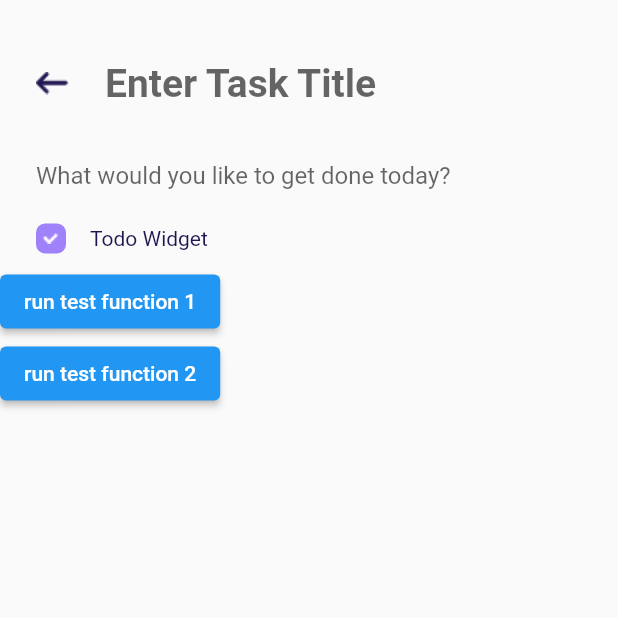
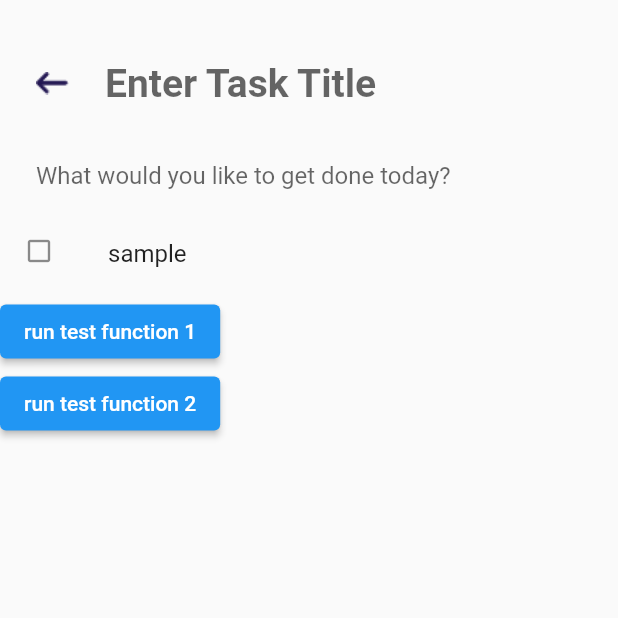
Before and after one commit to jmcquaw/HoneyDo, a Flutter app: the taskpage screen opened directly with empty values, on a phone screen of 412 x 824 dp, the top half of it. Run offline on Flutter 3.47's test engine with Material 2 defaults, Android fonts, the light colour scheme and no system bars.

Commit message:
Re-implemented widgets.dart using ListView and ListTile, added documentation to widgets.dart. Minimal changes to taskpage.dart to adjust to new requirements

```diff
--- a/lib/screens/taskpage.dart
+++ b/lib/screens/taskpage.dart
@@ -9,24 +9,12 @@ import '../service/honeyXML.dart';
 class taskpage extends StatefulWidget {
   taskpage(String passedID);
 
-
-
   @override
   _taskpageState createState() => _taskpageState();
 
 }
 
 class _taskpageState extends State<taskpage> {
-
-
-
-
-
-
-
-
-
-
 
   Widget build(BuildContext context) {
     return Scaffold(
@@ -78,7 +66,7 @@ class _taskpageState extends State<taskpage> {
                   )
                 ),
               ),
-              TodoWidget(),
+              TodoWidget(task: 'sample', isDone: false, onToggle: TaskToggler()),
 
               ElevatedButton(
                 onPressed: () {
--- a/lib/widgets.dart
+++ b/lib/widgets.dart
@@ -1,89 +1,91 @@
 import 'package:flutter/material.dart';
+import 'package:honeyDo/theme/custom_theme.dart';
 
+
+/// Displays all of the task on a given list.
 class TaskCardWidget extends StatelessWidget {
+  /// The unique id number of this object
+  final String id;
+  /// The user-chosen title
   final String? title;
+  /// The user-chosen description
   final String? desc;
-  TaskCardWidget({this.title, this.desc});
+  /// A list of every task belonging to this TaskCardWidget
+  final List<String> taskIds;
+
+  /// Constructor
+  // A constructor for a [StatelessWidget] must be provided with all of
+  // its variables as final. All but the id# may be null
+  TaskCardWidget({required this.id, this.title, this.desc, this.taskIds = const []});
+
+  /// Redraws the contents when one is toggled
+  void redraw(String task) {
+    // TODO pass a task to get toggled. Has something to do with TaskToggler, but I'm tired and forget
+  }
+
   @override
   Widget build(BuildContext context) {
-    return Container(
-      width: double.infinity,
-      padding: EdgeInsets.symmetric(
-        vertical: 32.0,
-        horizontal: 24.0,
+    ListView.builder(
+      padding: const EdgeInsets.all(32),
+      itemCount: taskIds.length,
+      itemBuilder: (BuildContext context, int index) {
+        // TODO instead of returning a Container, needs to return a TodoWidget
+        return Container(
+          height: 50,
+          color: Colors.lightGreen[600],
+          child: Center(child: Text('Task with id# ${taskIds[index]}')),
+        );
+      }
+    );
+    throw 'Something went wrong in TaskCardWidget\'s builder';
+  }
+}
+/// TaskToggler allows a TaskCardWidget to redraw its contents
+class TaskToggler extends StatelessWidget {
+//TODO I have no recollection of how this is suppossed to facilitate communication between the other two widgets
+  @override
+  Widget build(BuildContext context) {
+    return Container (
+      child: Text('test test test, this is a real class now'),
+    );
+  }
+
+}
+
+/// TodoWidget is created by a TaskCardWidget to display a single item on a list
+class TodoWidget extends StatelessWidget {
+  ///Constructor
+  TodoWidget({
+    this.task = '',
+    required this.isDone,
+    required this.onToggle,
+  }) : super(key: ObjectKey(String));
+
+  /// The description of the task
+  final String task;
+
+  /// Whether the task is done or not
+  final bool isDone;
+
+  /// Calls the TaskCardWidget's TastkToggler to rebuild this TodoWidget
+  final TaskToggler onToggle;
+
+  @override
+  Widget build(BuildContext context) {
+    return ListTile(
+      leading: (
+          isDone ? Icon(
+            Icons.check_box_outlined,
+            //color: HoneyDoTheme.?? //TODO link color theme
+            size: 20.0,
+          )
+              : Icon(
+            Icons.check_box_outline_blank,
+            //color: HoneyDoTheme.?? //TODO link disabled color
+            size: 20.0,
+          )
       ),
-      margin: EdgeInsets.only(
-        bottom: 20.0,
-      ),
-      decoration: BoxDecoration(
-          color: Colors.white,
-          borderRadius: BorderRadius.circular(20.0)
-      ),
-      child: Column(
-        crossAxisAlignment: CrossAxisAlignment.start,
-        children: [
-          Text(
-            title ?? "(Unnamed Task)", //this will let us pass in title to empty task widgets in homepage
-            style: TextStyle(
-              color: Color(0xFF55A469),
-              fontSize: 22.0,
-              fontWeight: FontWeight.bold,
-            ),
-          ),
-          Padding(
-            padding: EdgeInsets.only(
-              top: 32.0,
-            ),
-            child: Text(
-              desc ?? "No description added", //this will let us pass in desc to empty task widgets in homepage
-                style: TextStyle(
-                  fontSize: 16.0,
-                  color: Color(0xFF868290),
-                  height: 1.5
-                ),
-            ),
-          )
-        ],
-      ),
+      title: Text(task),
     );
   }
 }
-
-//checkbox widget
-class TodoWidget extends StatelessWidget {
-  @override
-  Widget build(BuildContext context) {
-    return Container(
-      padding: EdgeInsets.symmetric(
-        horizontal: 24.0,
-        vertical: 8.0,
-      ),
-      child: Row(
-        children: [
-          Container(
-            width: 20.0,
-            height: 20.0,
-            margin: EdgeInsets.only(
-              right: 16.0,
-            ),
-            decoration: BoxDecoration(
-              color: Color(0xFF9f81f9),
-                  borderRadius: BorderRadius.circular(6.0),
-            ),
-            child: Image(
-              image: AssetImage(
-                'assets/images/check_icon.png'
-              ),
-            ),
-          ),
-          Text(
-              "Todo Widget",
-            style: TextStyle(
-              color: Color(0xFF211551),
-          ),
-          ),
-        ],
-      ),
-    );
-  }
-}
```
Also changed, not shown: 7 other files.
